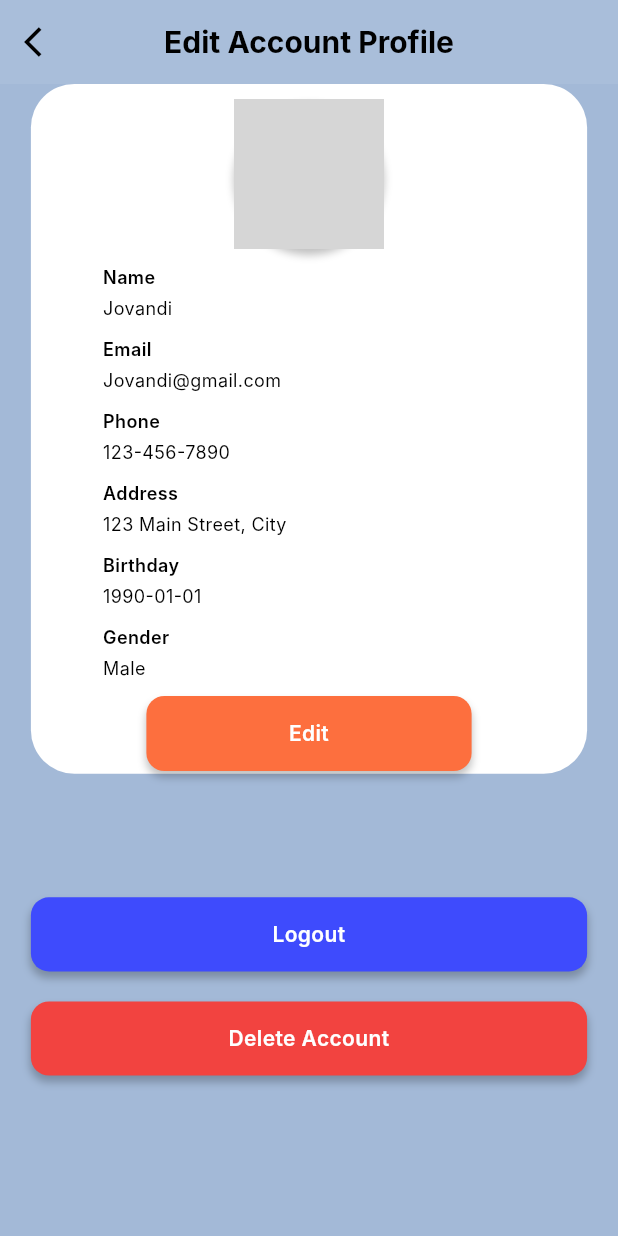
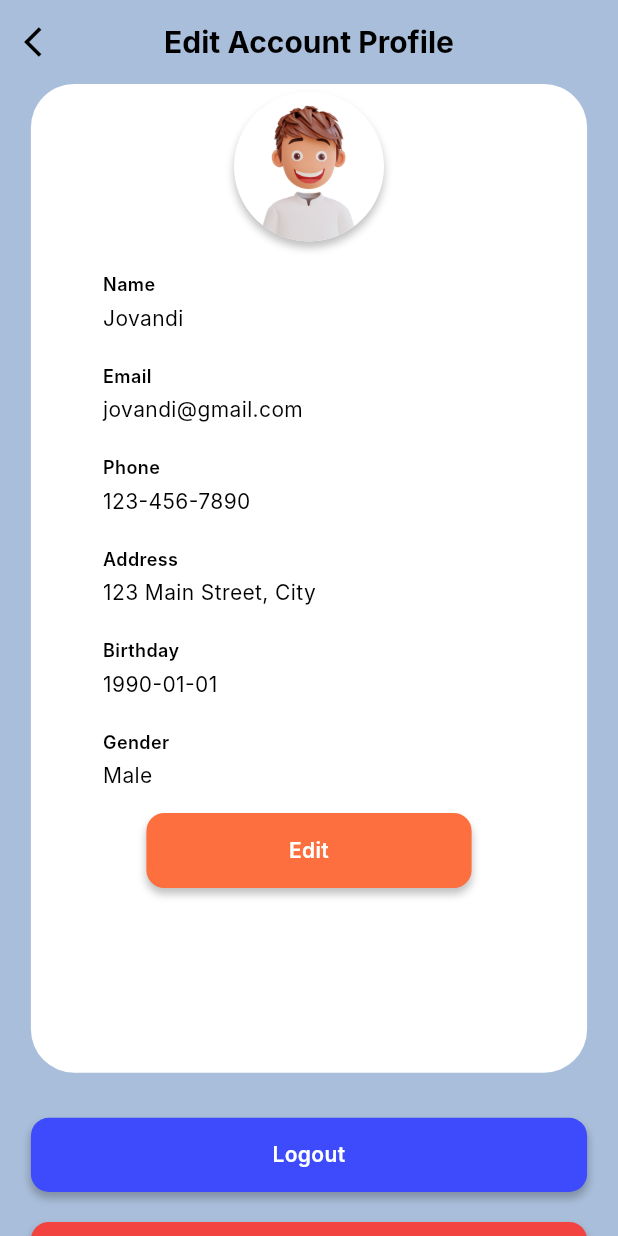
Before and after one commit to MrJov100/marketplace_kelompok4, a Flutter app: the Profile screen opened directly, on a phone screen of 412 x 824 dp. Run offline on Flutter 3.47's test engine with Material 3 defaults, Android fonts, the light colour scheme and no system bars; our stand-ins replace curved_navigation_bar, image_picker; Roboto replaces fonts that are missing (Inter); grey boxes are pictures that could not be loaded.

Commit message:
fix bug on profile

```diff
--- a/lib/pages/profile.dart
+++ b/lib/pages/profile.dart
@@ -1,5 +1,7 @@
 import 'package:flutter/material.dart';
+import 'package:marketplace_kelompok4/pages/onboarding.dart';
 import 'package:marketplace_kelompok4/pages/profile_change.dart';
+import 'package:marketplace_kelompok4/pages/onboarding.dart'; // Tambahkan import halaman logout
 
 class Profile extends StatefulWidget {
   const Profile({super.key});
@@ -10,7 +12,7 @@ class Profile extends StatefulWidget {
 
 class _ProfileState extends State<Profile> {
   final String name = 'Jovandi';
-  final String email = 'Jovandi@gmail.com';
+  final String email = 'jovandi@gmail.com';
   final String phone = '123-456-7890';
   final String address = '123 Main Street, City';
   final String birthday = '1990-01-01';
@@ -40,22 +42,15 @@ class _ProfileState extends State<Profile> {
         backgroundColor: Colors.transparent,
         centerTitle: true,
       ),
-      body: Stack(children: [
-        Container(
-          padding: const EdgeInsets.only(top: 60, left: 25, right: 25),
-          decoration: const BoxDecoration(
-            color: Color.fromARGB(237, 163, 185, 215),
-          ),
-        ),
-        SingleChildScrollView(
+      body: SingleChildScrollView(
         child: Center(
           child: Column(
             crossAxisAlignment: CrossAxisAlignment.center,
             mainAxisAlignment: MainAxisAlignment.center,
             children: [
               Container(
-                  padding: const EdgeInsets.only(bottom: 20),
-                  height: MediaQuery.of(context).size.height * 0.558,
+                padding: const EdgeInsets.only(bottom: 10),
+                height: MediaQuery.of(context).size.height * 0.80,
                 width: MediaQuery.of(context).size.width * 0.9,
                 decoration: const ShapeDecoration(
                   color: Colors.white,
@@ -65,9 +60,10 @@ class _ProfileState extends State<Profile> {
                     ),
                   ),
                 ),
+                child: SingleChildScrollView(
                   child: Column(
                     children: [
-                      const SizedBox(height: 10),
+                      const SizedBox(height: 5),
                       Container(
                         width: 100,
                         height: 100,
@@ -75,8 +71,8 @@ class _ProfileState extends State<Profile> {
                           color: Colors.white,
                           shape: BoxShape.circle,
                           image: DecorationImage(
-                              image: NetworkImage(
-                                  "https://encrypted-tbn0.gstatic.com/images?q=tbn:ANd9GcS0KehqXBrMLd32HsfjDoaq098WeNA0b3g_2A&s")),
+                            image: AssetImage('images/boy.png'),
+                          ),
                           boxShadow: [
                             BoxShadow(
                               color: Color(0x3F000000),
@@ -87,13 +83,14 @@ class _ProfileState extends State<Profile> {
                           ],
                         ),
                       ),
+                      const SizedBox(height: 10),
                       _buildInfoField(label: 'Name', value: name),
                       _buildInfoField(label: 'Email', value: email),
                       _buildInfoField(label: 'Phone', value: phone),
                       _buildInfoField(label: 'Address', value: address),
                       _buildInfoField(label: 'Birthday', value: birthday),
                       _buildInfoField(label: 'Gender', value: _gender),
-                      const SizedBox(height: 10),
+                      const SizedBox(height: 5),
                       InkWell(
                         onTap: () {
                           Navigator.push(
@@ -103,8 +100,8 @@ class _ProfileState extends State<Profile> {
                           );
                         },
                         child: Container(
-                          padding: const EdgeInsets.only(
-                              top: 15, bottom: 15, left: 95, right: 95),
+                          padding: const EdgeInsets.symmetric(
+                              vertical: 15, horizontal: 95),
                           decoration: ShapeDecoration(
                             color: const Color(0xFFfd6f3e),
                             shape: RoundedRectangleBorder(
@@ -134,10 +131,16 @@ class _ProfileState extends State<Profile> {
                     ],
                   ),
                 ),
-                SizedBox(height: MediaQuery.of(context).size.height * 0.1),
+              ),
+              const SizedBox(height: 30),
               InkWell(
                 onTap: () {
-                    // Tambahkan logika penyimpanan data di sini
+                  Navigator.push(
+                    context,
+                    MaterialPageRoute(
+                        builder: (context) =>
+                            const Onboarding()), // Arahkan ke halaman onBoarding
+                  );
                 },
                 child: Container(
                   height: MediaQuery.of(context).size.height * 0.06,
@@ -156,8 +159,8 @@ class _ProfileState extends State<Profile> {
                       )
                     ],
                   ),
-                    child: Center(
-                      child: const Text(
+                  child: const Center(
+                    child: Text(
                       'Logout',
                       textAlign: TextAlign.center,
                       style: TextStyle(
@@ -173,7 +176,12 @@ class _ProfileState extends State<Profile> {
               const SizedBox(height: 20),
               InkWell(
                 onTap: () {
-                    // Tambahkan logika penyimpanan data di sini
+                  Navigator.push(
+                    context,
+                    MaterialPageRoute(
+                        builder: (context) =>
+                            const Onboarding()), // Arahkan ke halaman onBoarding
+                  );
                 },
                 child: Container(
                   height: MediaQuery.of(context).size.height * 0.06,
@@ -192,8 +200,8 @@ class _ProfileState extends State<Profile> {
                       )
                     ],
                   ),
-                    child: Center(
-                      child: const Text(
+                  child: const Center(
+                    child: Text(
                       'Delete Account',
                       textAlign: TextAlign.center,
                       style: TextStyle(
@@ -206,11 +214,11 @@ class _ProfileState extends State<Profile> {
                   ),
                 ),
               ),
+              const SizedBox(height: 20),
             ],
           ),
         ),
-        )
-      ]),
+      ),
     );
   }
 
@@ -221,7 +229,7 @@ class _ProfileState extends State<Profile> {
     return Align(
       alignment: Alignment.centerLeft,
       child: Padding(
-        padding: const EdgeInsets.only(left: 48.0, right: 48, top: 10),
+        padding: const EdgeInsets.symmetric(horizontal: 48.0, vertical: 10),
         child: Column(
           crossAxisAlignment: CrossAxisAlignment.start,
           children: [
@@ -239,7 +247,7 @@ class _ProfileState extends State<Profile> {
               value,
               style: const TextStyle(
                 color: Colors.black,
-                fontSize: 12,
+                fontSize: 14,
                 fontFamily: 'Inter',
                 fontWeight: FontWeight.w400,
               ),
```
Also changed, not shown: lib/pages/profile_change.dart (+36 -34 lines). Lines whose indentation alone changed are shown as unchanged.
